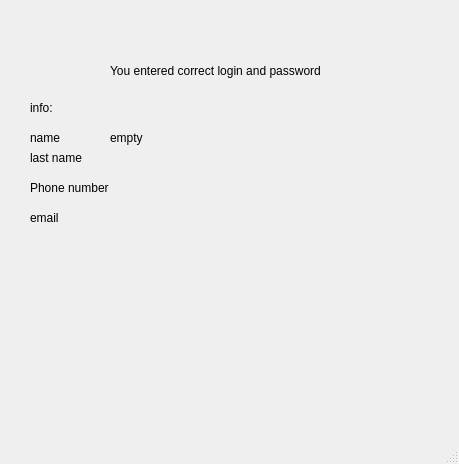
Old version of the form widget/OpenWindow.ui in the repository DimSolova/LoginSystem.
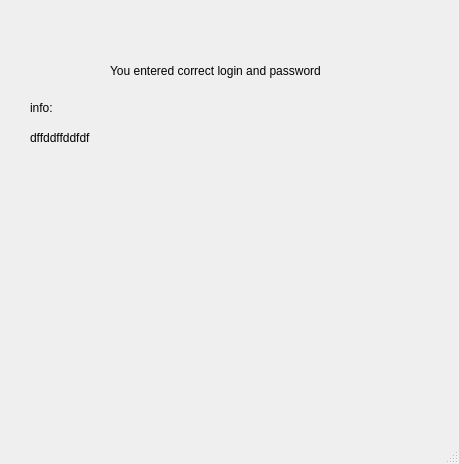
New version of the form.

```diff
--- a/widget/OpenWindow.ui
+++ b/widget/OpenWindow.ui
@@ -40,69 +40,29 @@
      <string>info:</string>
     </property>
    </widget>
-   <widget class="QLabel" name="label_2">
-    <property name="geometry">
-     <rect>
-      <x>30</x>
-      <y>130</y>
-      <width>60</width>
-      <height>16</height>
-     </rect>
-    </property>
-    <property name="text">
-     <string>name</string>
-    </property>
-   </widget>
-   <widget class="QLabel" name="label_3">
-    <property name="geometry">
-     <rect>
-      <x>30</x>
-      <y>150</y>
-      <width>60</width>
-      <height>16</height>
-     </rect>
-    </property>
-    <property name="text">
-     <string>last name</string>
-    </property>
-   </widget>
-   <widget class="QLabel" name="label_4">
-    <property name="geometry">
-     <rect>
-      <x>30</x>
-      <y>180</y>
-      <width>111</width>
-      <height>16</height>
-     </rect>
-    </property>
-    <property name="text">
-     <string>Phone number</string>
-    </property>
-   </widget>
-   <widget class="QLabel" name="label_5">
-    <property name="geometry">
-     <rect>
-      <x>30</x>
-      <y>210</y>
-      <width>111</width>
-      <height>16</height>
-     </rect>
-    </property>
-    <property name="text">
-     <string>email</string>
-    </property>
-   </widget>
    <widget class="QLabel" name="name_lb">
     <property name="geometry">
      <rect>
-      <x>110</x>
+      <x>30</x>
       <y>130</y>
       <width>60</width>
       <height>16</height>
      </rect>
     </property>
+    <property name="sizePolicy">
+     <sizepolicy hsizetype="Preferred" vsizetype="Preferred">
+      <horstretch>0</horstretch>
+      <verstretch>0</verstretch>
+     </sizepolicy>
+    </property>
     <property name="text">
-     <string>empty</string>
+     <string>dffddffddfdfdf</string>
+    </property>
+    <property name="textFormat">
+     <enum>Qt::AutoText</enum>
+    </property>
+    <property name="scaledContents">
+     <bool>false</bool>
     </property>
    </widget>
   </widget>
```
